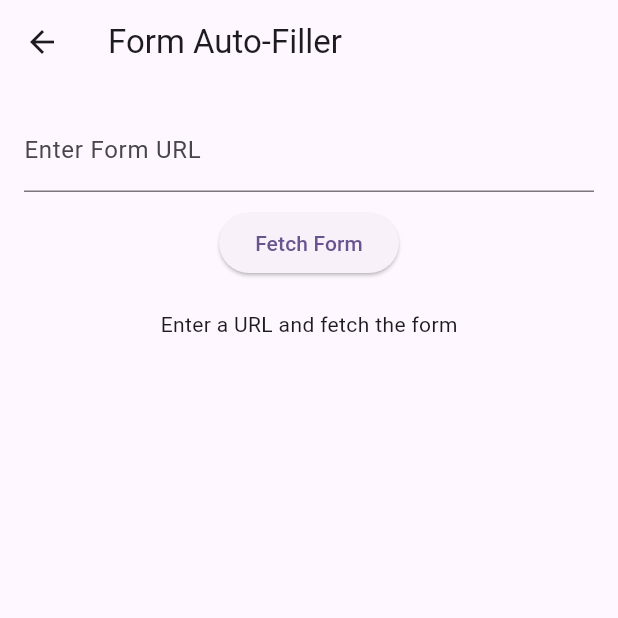
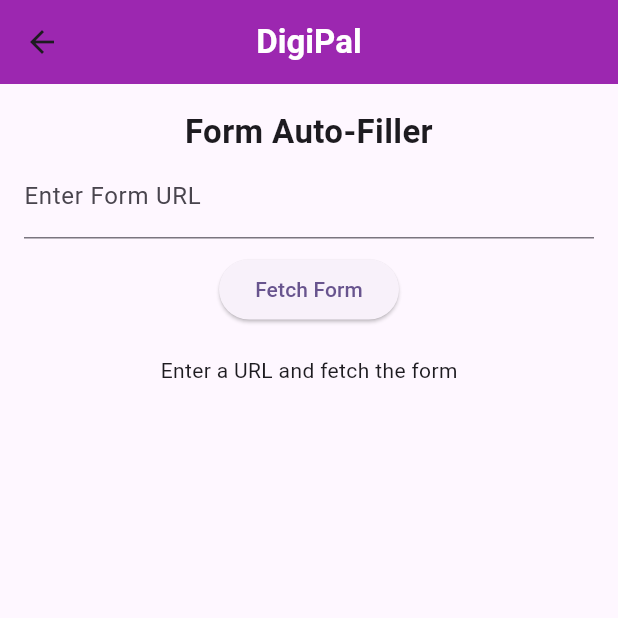
Before and after one commit to hahaanisha/digipal, a Flutter app: the FormHomePage screen opened directly with empty values, on a phone screen of 412 x 824 dp, the top half of it. Run offline on Flutter 3.47's test engine with Material 3 defaults, Android fonts, the phone set to English and light mode, and no system bars; our stand-ins replace firebase_auth, firebase_core, firebase_database, flutter_gemini, webview_flutter, youtube_player_flutter; missing offline and left inert: webview_flutter_android, webview_flutter_wkwebview; accounts and stored records are empty.

Commit message:
appbar for link page

```diff
--- a/lib/screens/LinkPage.dart
+++ b/lib/screens/LinkPage.dart
@@ -101,12 +101,28 @@ class _FormHomePageState extends State<FormHomePage> {
   @override
   Widget build(BuildContext context) {
     return Scaffold(
-      appBar: AppBar(title: Text('Form Auto-Filler')),
+      appBar: AppBar(
+        backgroundColor: Colors.purple,
+        elevation: 0,
+        centerTitle: true,
+        title: const Text(
+          "DigiPal",
+          style: TextStyle(
+            fontWeight: FontWeight.bold,
+            color: Colors.white,
+          ),
+        ),
+      ),
       body: Padding(
         padding: EdgeInsets.all(16.0),
         child: SingleChildScrollView(
           child: Column(
             children: [
+              const Text(
+                "Form Auto-Filler",
+                textAlign: TextAlign.center,
+                style: TextStyle(fontSize: 22, fontWeight: FontWeight.bold),
+              ),
               TextField(
                 controller: urlController,
                 decoration: InputDecoration(labelText: 'Enter Form URL'),
```
